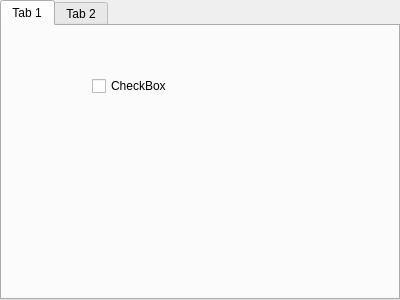
lansdon/cpts483_drc, file drc/gui/mainmenutabwidget.ui: the form before one commit.
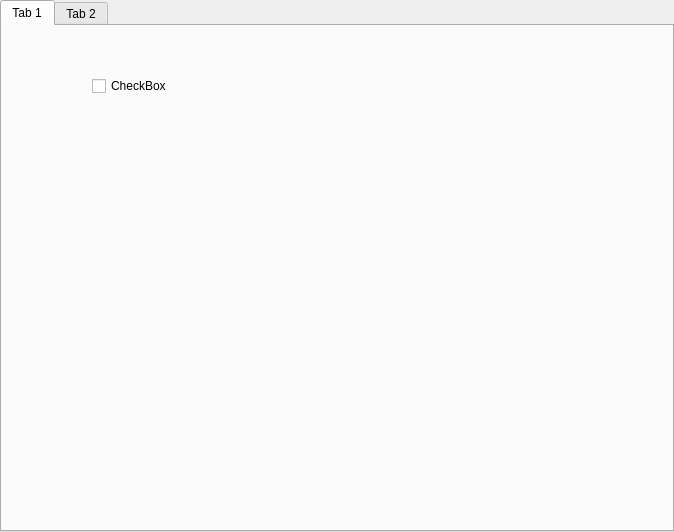
The form after the commit.

Diff of the .ui file:
```diff
--- a/drc/gui/mainmenutabwidget.ui
+++ b/drc/gui/mainmenutabwidget.ui
@@ -6,8 +6,8 @@
    <rect>
     <x>0</x>
     <y>0</y>
-    <width>400</width>
-    <height>300</height>
+    <width>674</width>
+    <height>532</height>
    </rect>
   </property>
   <property name="windowTitle">
```
